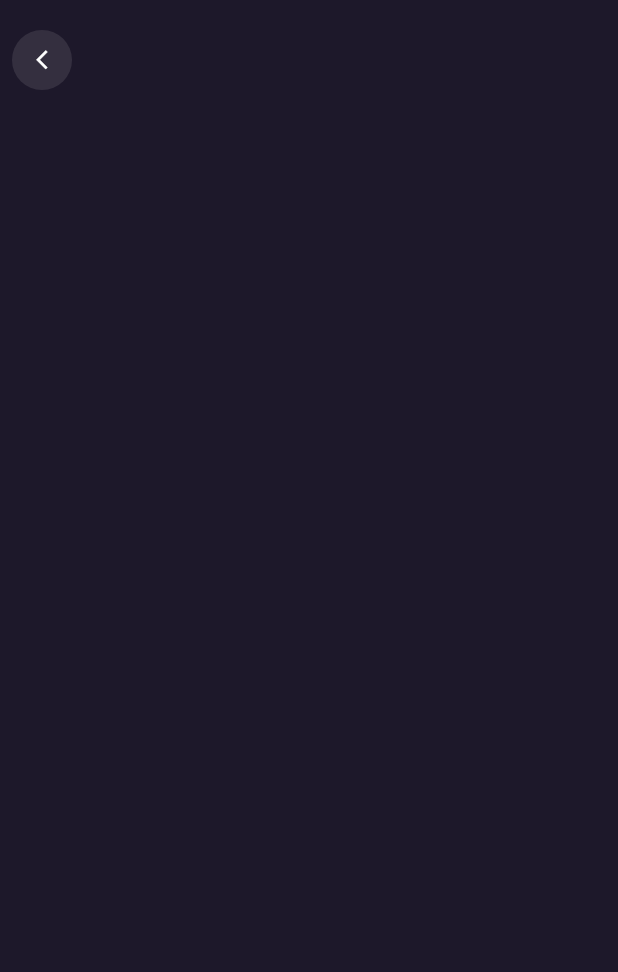
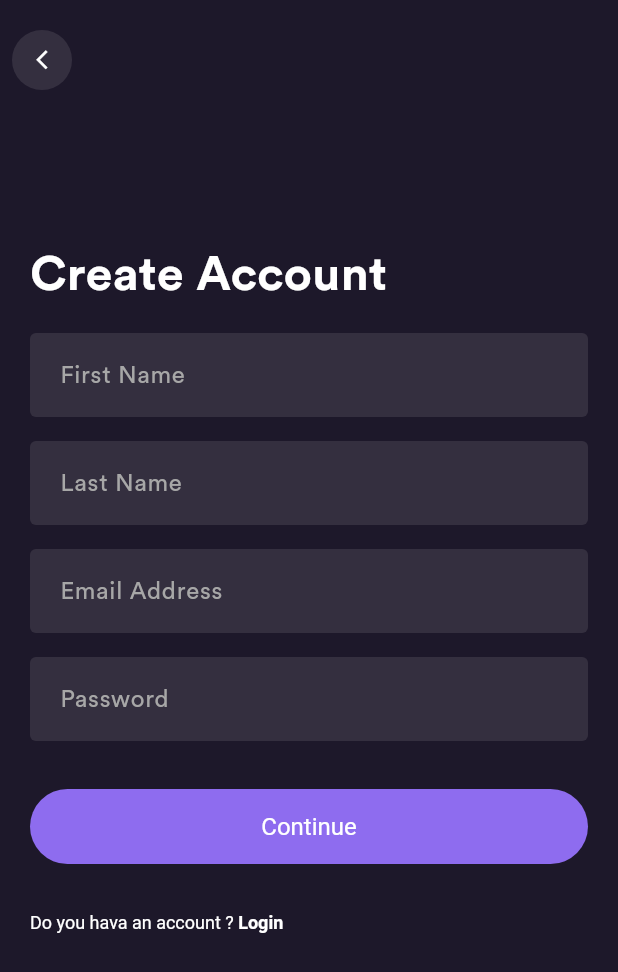
Before and after one commit to Adham167/e_commerce_clot, a Flutter app: the SignUpView screen opened by its route, on a phone screen of 412 x 824 dp. Shown: the top 972 px of the screen. Run offline on Flutter 3.47's test engine with Material 3 defaults, Android fonts, the light colour scheme and no system bars; our stand-ins replace bloc, flutter_bloc, go_router.

Commit message:
create sign up view

```diff
--- a/lib/features/authintication/presentation/views/login_view.dart
+++ b/lib/features/authintication/presentation/views/login_view.dart
@@ -1,4 +1,3 @@
-import 'package:e_commerce_clot/core/utils/widgets/custom_app_bar.dart';
 import 'package:e_commerce_clot/features/authintication/presentation/views/widgets.dart/login_body.dart';
 import 'package:flutter/material.dart';
 
--- a/lib/features/authintication/presentation/views/sign_up_view.dart
+++ b/lib/features/authintication/presentation/views/sign_up_view.dart
@@ -1,4 +1,5 @@
 import 'package:e_commerce_clot/core/utils/widgets/custom_app_bar.dart';
+import 'package:e_commerce_clot/features/authintication/presentation/views/widgets.dart/sign_up_body.dart';
 import 'package:flutter/material.dart';
 
 class SignUpView extends StatelessWidget {
@@ -6,6 +7,6 @@
 
   @override
   Widget build(BuildContext context) {
-    return Scaffold(appBar: CustomAppBar());
+    return Scaffold(appBar: CustomAppBar(),body: SignUpBody(),);
   }
 }
--- a/lib/features/authintication/presentation/views/widgets.dart/login_body.dart
+++ b/lib/features/authintication/presentation/views/widgets.dart/login_body.dart
@@ -13,8 +13,8 @@
   Widget build(BuildContext context) {
     return Padding(
       padding: const EdgeInsets.symmetric(horizontal: 20.0, vertical: 80),
-      child: Column(
-        crossAxisAlignment: CrossAxisAlignment.start,
+      child: ListView(
+        // crossAxisAlignment: CrossAxisAlignment.start,
         children: [
           Text("Sign In", style: AppStyle.styleBold32),
           SizedBox(height: 16),
--- /dev/null
+++ b/lib/features/authintication/presentation/views/widgets.dart/sign_up_body.dart
@@ -0,0 +1,40 @@
+import 'package:e_commerce_clot/core/utils/app_router.dart';
+import 'package:e_commerce_clot/core/utils/app_style.dart';
+import 'package:e_commerce_clot/core/utils/widgets/custom_button.dart';
+import 'package:e_commerce_clot/core/utils/widgets/custom_text_field.dart';
+import 'package:e_commerce_clot/features/authintication/presentation/views/widgets.dart/custom_text.dart';
+import 'package:flutter/material.dart';
+import 'package:go_router/go_router.dart';
+
+class SignUpBody extends StatelessWidget {
+  const SignUpBody({super.key});
+
+  @override
+  Widget build(BuildContext context) {
+    return Padding(
+      padding: const EdgeInsets.symmetric(horizontal: 20.0, vertical: 80),
+      child: Column(
+        crossAxisAlignment: CrossAxisAlignment.start,
+        children: [
+          Text("Create Account", style: AppStyle.styleBold32),
+          SizedBox(height: 16),
+          CustomTextfield(text: "First Name"),
+          SizedBox(height: 16),
+          CustomTextfield(text: "Last Name"),
+          SizedBox(height: 16),
+          CustomTextfield(text: "Email Address"),
+          SizedBox(height: 16),
+          CustomTextfield(text: "Password"),
+          SizedBox(height: 32),
+          CustomButton(onPressed: () {}, title: "Continue"),
+          SizedBox(height: 32),
+          CustomText(
+            tex1: "Do you hava an account ? ",
+            tex2: "Login",
+            ontap: () => GoRouter.of(context).push(AppRouter.KLoginView),
+          ),
+        ],
+      ),
+    );
+  }
+}
```
